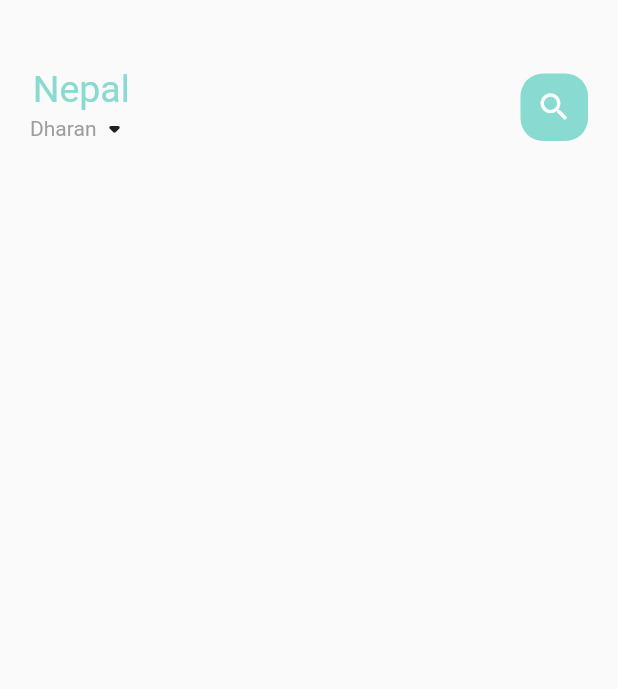
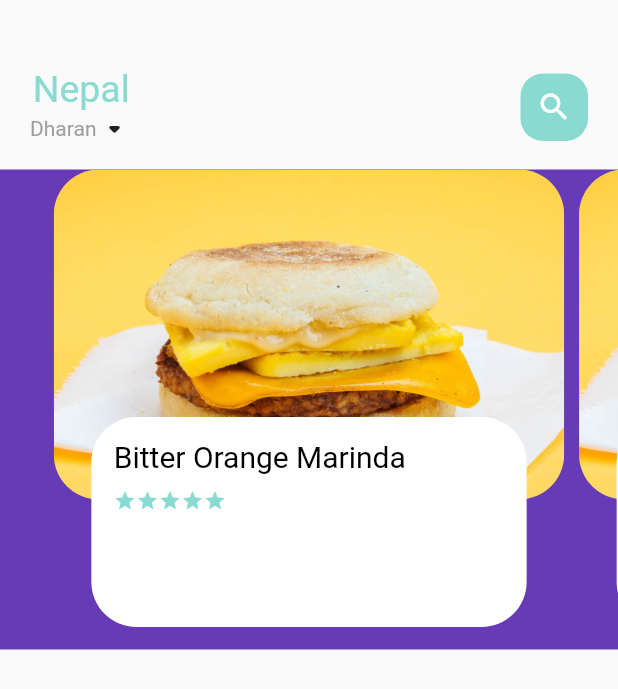
Before and after one commit to subin1rai/E-commerce, a Flutter app: the screen it shows after launch, on a phone screen of 412 x 824 dp. Shown: the top 689 px of the screen. Run offline on Flutter 3.47's test engine with Material 2 defaults, Android fonts, the phone set to English and light mode, and no system bars.

Commit message:
FoodPage body on information

```diff
--- /dev/null
+++ b/lib/Home/food_page_body.dart
@@ -0,0 +1,79 @@
+import 'package:e_commerce/util/color.dart';
+import 'package:e_commerce/widgets/big_text.dart';
+import 'package:flutter/material.dart';
+
+class FoodPageBody extends StatefulWidget {
+  const FoodPageBody({super.key});
+
+  @override
+  State<FoodPageBody> createState() => _FoodPageBodyState();
+}
+
+class _FoodPageBodyState extends State<FoodPageBody> {
+  //top img side view
+  PageController pageController=PageController(viewportFraction: 0.85);
+  @override
+  Widget build(BuildContext context) {
+    return Container(
+      color: Colors.deepPurple,
+      height: 320,
+      child: PageView.builder(
+        controller: pageController,
+          itemCount: 5,
+          itemBuilder: (context, position) {
+            return _buildPageItem(position);
+          }),
+    );
+  }
+
+  Widget _buildPageItem(int index) {
+    return Stack(
+      children: [
+        Container(
+      height: 220,
+      margin: EdgeInsets.only(left: 5, right: 5),
+
+      decoration: BoxDecoration(
+          borderRadius: BorderRadius.circular(30),
+          color: index.isEven ? FoodColor.paraColor : Color(0xFF9294cc),
+          image: DecorationImage(fit:BoxFit.cover,image: AssetImage("assets/burger.jpg")
+          )
+          ),
+
+    ),
+    //information of img
+    Align(
+      alignment: Alignment.bottomCenter,
+      child: Container(
+        height: 140,
+        margin: EdgeInsets.only(left: 30,bottom: 15, right: 30),
+
+        decoration: BoxDecoration(
+            borderRadius: BorderRadius.circular(30),
+            color: Colors.white,
+
+            ),
+            child: Container(
+
+              padding: EdgeInsets.only(top: 15,right: 15,left: 15),
+              child: Column(
+               crossAxisAlignment: CrossAxisAlignment.start,
+                children: [
+                BigText(text: "Bitter Orange Marinda",color: Colors.black,)
+                ,SizedBox(height: 10,),
+                Row(children: [
+                  Wrap(
+                    children: List.generate(5, (index) => Icon(Icons.star,color: FoodColor.mainColor,size: 15,)),
+                  )
+                ],)
+
+              ],),
+            ),
+      ),
+
+    )
+    ],
+    )
+    ;
+  }
+}
--- a/lib/Home/main_food_page.dart
+++ b/lib/Home/main_food_page.dart
@@ -1,3 +1,4 @@
+import 'package:e_commerce/Home/food_page_body.dart';
 import 'package:e_commerce/util/color.dart';
 import 'package:e_commerce/widgets/big_text.dart';
 import 'package:e_commerce/widgets/small_text.dart';
@@ -60,6 +61,7 @@ class _MainFoodPageState extends State<MainFoodPage> {
             ),
           ),
         ),
+      FoodPageBody()
       ],
     ));
   }
--- a/pubspec.yaml
+++ b/pubspec.yaml
@@ -59,8 +59,8 @@ flutter:
   uses-material-design: true
 
   # To add assets to your application, add an assets section, like this:
-  # assets:
-  #   - images/a_dot_burr.jpeg
+  assets:
+    - assets/
   #   - images/a_dot_ham.jpeg
 
   # An image asset can refer to one or more resolution-specific "variants", see
```
